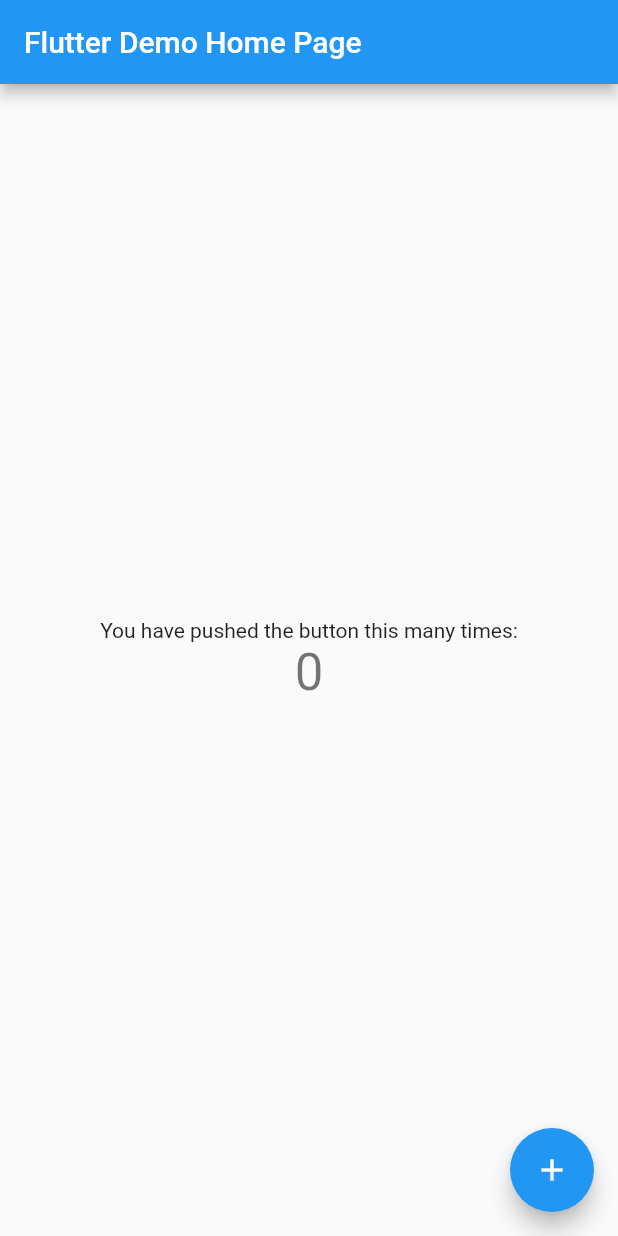
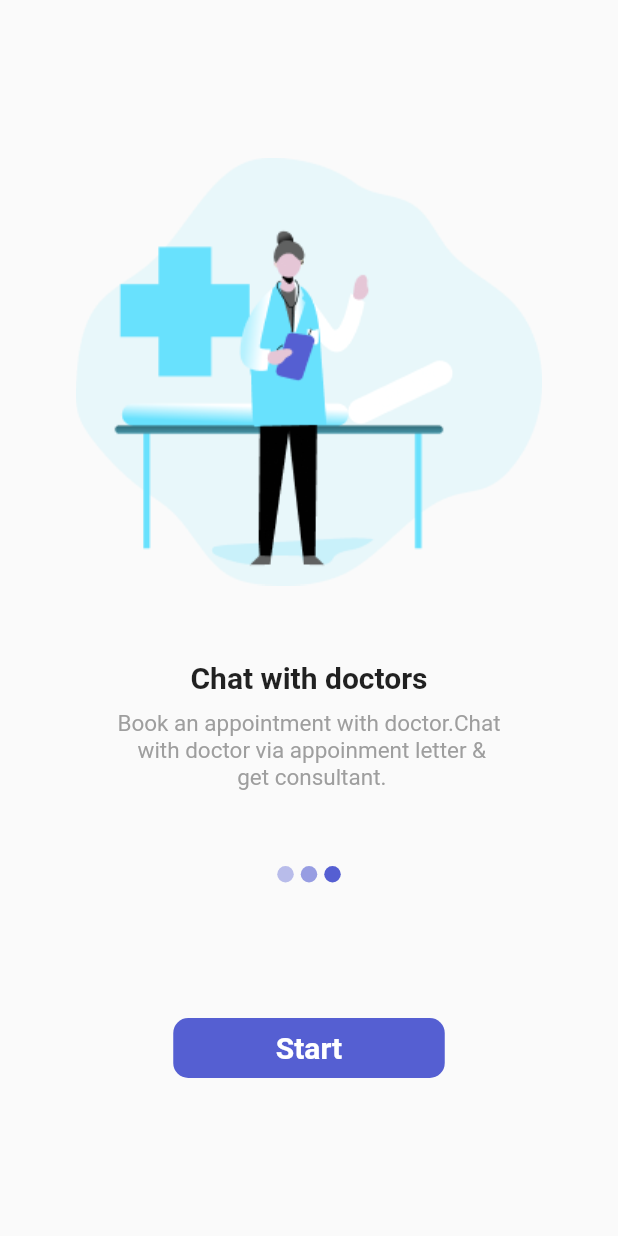
Before and after one commit to AbdallahAAhmed/Flutter_project, a Flutter app: the screen it shows after launch, on a phone screen of 412 x 824 dp. Run offline on Flutter 3.47's test engine with Material 2 defaults, Android fonts, the phone set to English and light mode, and no system bars.

Commit message:
add Files: add The onlboarding Screen

```diff
--- /dev/null
+++ b/lib/constraints.dart
@@ -0,0 +1,3 @@
+import 'package:flutter/material.dart';
+
+const Color mainColor = Color(0xff555FD2);
--- a/lib/main.dart
+++ b/lib/main.dart
@@ -1,115 +1,16 @@
+import 'package:doctorappointment/screens/onboarding.dart';
 import 'package:flutter/material.dart';
 
-void main() {
-  runApp(const MyApp());
-}
+void main() => runApp(const MyApp());
 
 class MyApp extends StatelessWidget {
   const MyApp({Key? key}) : super(key: key);
 
-  // This widget is the root of your application.
   @override
   Widget build(BuildContext context) {
-    return MaterialApp(
-      title: 'Flutter Demo',
-      theme: ThemeData(
-        // This is the theme of your application.
-        //
-        // Try running your application with "flutter run". You'll see the
-        // application has a blue toolbar. Then, without quitting the app, try
-        // changing the primarySwatch below to Colors.green and then invoke
-        // "hot reload" (press "r" in the console where you ran "flutter run",
-        // or simply save your changes to "hot reload" in a Flutter IDE).
-        // Notice that the counter didn't reset back to zero; the application
-        // is not restarted.
-        primarySwatch: Colors.blue,
-      ),
-      home: const MyHomePage(title: 'Flutter Demo Home Page'),
+    return const MaterialApp(
+      debugShowCheckedModeBanner: false,
+      home: OnboardingScreen(),
     );
   }
 }
-
-class MyHomePage extends StatefulWidget {
-  const MyHomePage({Key? key, required this.title}) : super(key: key);
-
-  // This widget is the home page of your application. It is stateful, meaning
-  // that it has a State object (defined below) that contains fields that affect
-  // how it looks.
-
-  // This class is the configuration for the state. It holds the values (in this
-  // case the title) provided by the parent (in this case the App widget) and
-  // used by the build method of the State. Fields in a Widget subclass are
-  // always marked "final".
-
-  final String title;
-
-  @override
-  State<MyHomePage> createState() => _MyHomePageState();
-}
-
-class _MyHomePageState extends State<MyHomePage> {
-  int _counter = 0;
-
-  void _incrementCounter() {
-    setState(() {
-      // This call to setState tells the Flutter framework that something has
-      // changed in this State, which causes it to rerun the build method below
-      // so that the display can reflect the updated values. If we changed
-      // _counter without calling setState(), then the build method would not be
-      // called again, and so nothing would appear to happen.
-      _counter++;
-    });
-  }
-
-  @override
-  Widget build(BuildContext context) {
-    // This method is rerun every time setState is called, for instance as done
-    // by the _incrementCounter method above.
-    //
-    // The Flutter framework has been optimized to make rerunning build methods
-    // fast, so that you can just rebuild anything that needs updating rather
-    // than having to individually change instances of widgets.
-    return Scaffold(
-      appBar: AppBar(
-        // Here we take the value from the MyHomePage object that was created by
-        // the App.build method, and use it to set our appbar title.
-        title: Text(widget.title),
-      ),
-      body: Center(
-        // Center is a layout widget. It takes a single child and positions it
-        // in the middle of the parent.
-        child: Column(
-          // Column is also a layout widget. It takes a list of children and
-          // arranges them vertically. By default, it sizes itself to fit its
-          // children horizontally, and tries to be as tall as its parent.
-          //
-          // Invoke "debug painting" (press "p" in the console, choose the
-          // "Toggle Debug Paint" action from the Flutter Inspector in Android
-          // Studio, or the "Toggle Debug Paint" command in Visual Studio Code)
-          // to see the wireframe for each widget.
-          //
-          // Column has various properties to control how it sizes itself and
-          // how it positions its children. Here we use mainAxisAlignment to
-          // center the children vertically; the main axis here is the vertical
-          // axis because Columns are vertical (the cross axis would be
-          // horizontal).
-          mainAxisAlignment: MainAxisAlignment.center,
-          children: <Widget>[
-            const Text(
-              'You have pushed the button this many times:',
-            ),
-            Text(
-              '$_counter',
-              style: Theme.of(context).textTheme.headline4,
-            ),
-          ],
-        ),
-      ),
-      floatingActionButton: FloatingActionButton(
-        onPressed: _incrementCounter,
-        tooltip: 'Increment',
-        child: const Icon(Icons.add),
-      ), // This trailing comma makes auto-formatting nicer for build methods.
-    );
-  }
-}
--- a/lib/screens/onboarding.dart
+++ b/lib/screens/onboarding.dart
@@ -0,0 +1,109 @@
+import 'package:doctorappointment/constraints.dart';
+import 'package:flutter/material.dart';
+
+class OnboardingScreen extends StatelessWidget {
+  const OnboardingScreen({Key? key}) : super(key: key);
+
+  @override
+  Widget build(BuildContext context) {
+    return Scaffold(
+      body: Padding(
+        padding: const EdgeInsets.all(15.0),
+        child: Center(
+          child: Column(
+            mainAxisAlignment: MainAxisAlignment.spaceEvenly,
+            children: [
+              Column(
+                children: [
+                  const Image(
+                    image: AssetImage('assets/images/illustration.png'),
+                    fit: BoxFit.cover,
+                  ),
+                  Container(
+                    padding: const EdgeInsets.only(left: 5, right: 5, top: 50),
+                    child: Column(
+                      children: [
+                        const Text(
+                          'Chat with doctors',
+                          style: TextStyle(
+                            fontSize: 20,
+                            fontWeight: FontWeight.bold,
+                          ),
+                        ),
+                        const SizedBox(height: 10),
+                        Text(
+                          'Book an appointment with doctor.Chat \n with doctor via appoinment letter & \n get consultant.',
+                          style: TextStyle(
+                            fontSize: 15,
+                            color: Colors.grey.withOpacity(1.0),
+                          ),
+                          textAlign: TextAlign.center,
+                        ),
+                        const SizedBox(height: 50),
+                        SizedBox(
+                          width: 47,
+                          height: 11,
+                          child: Row(
+                            mainAxisAlignment: MainAxisAlignment.spaceAround,
+                            children: [
+                              Container(
+                                width: 11,
+                                height: 11,
+                                decoration: BoxDecoration(
+                                  color: mainColor.withOpacity(0.4),
+                                  borderRadius: BorderRadius.circular(50),
+                                ),
+                              ),
+                              Container(
+                                width: 11,
+                                height: 11,
+                                decoration: BoxDecoration(
+                                  color:
+                                      const Color(0xff555FD2).withOpacity(0.6),
+                                  borderRadius: BorderRadius.circular(50),
+                                ),
+                              ),
+                              Container(
+                                width: 11,
+                                height: 11,
+                                decoration: BoxDecoration(
+                                  color: const Color(0xff555FD2),
+                                  borderRadius: BorderRadius.circular(50),
+                                ),
+                              ),
+                            ],
+                          ),
+                        ),
+                      ],
+                    ),
+                  ),
+                ],
+              ),
+              Container(
+                width: 181,
+                height: 40,
+                decoration: BoxDecoration(
+                  color: mainColor,
+                  borderRadius: BorderRadius.circular(10),
+                ),
+                child: const Center(
+                  child: TextButton(
+                    onPressed: null,
+                    child: Text(
+                      'Start',
+                      style: TextStyle(
+                        color: Colors.white,
+                        fontSize: 20,
+                        fontWeight: FontWeight.bold,
+                      ),
+                    ),
+                  ),
+                ),
+              ),
+            ],
+          ),
+        ),
+      ),
+    );
+  }
+}
--- a/pubspec.yaml
+++ b/pubspec.yaml
@@ -58,8 +58,8 @@ flutter:
   uses-material-design: true
 
   # To add assets to your application, add an assets section, like this:
-  # assets:
-  #   - images/a_dot_burr.jpeg
+  assets:
+    - assets/images/
   #   - images/a_dot_ham.jpeg
 
   # An image asset can refer to one or more resolution-specific "variants", see
```
Also changed, not shown: assets/images/illustration.png (added).
